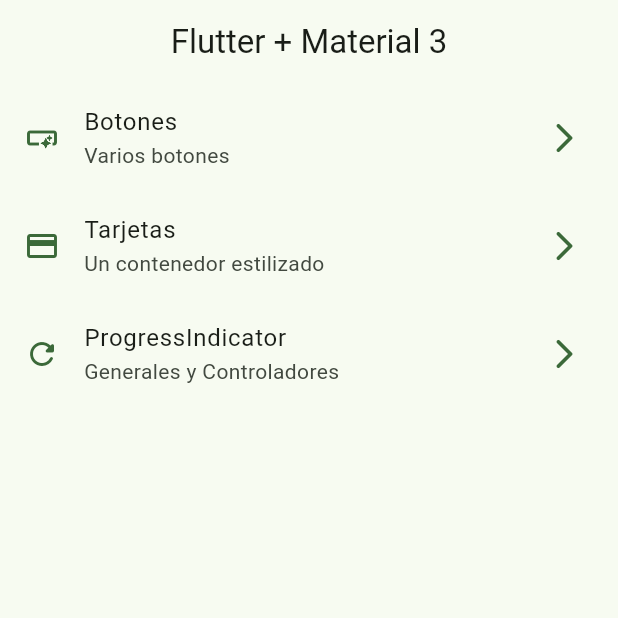
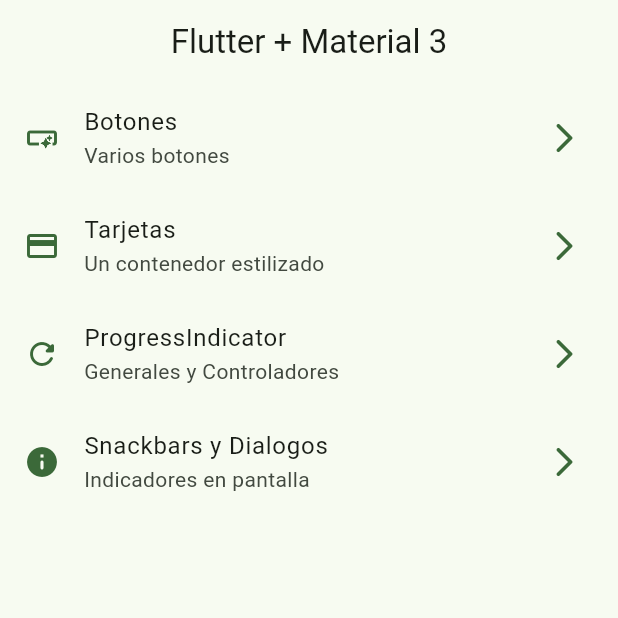
Before and after one commit to KvinBaron/widgestapp, a Flutter app: the screen it shows after launch, on a phone screen of 412 x 824 dp, the top half of it. Run offline on Flutter 3.47's test engine with Material 2 defaults, Android fonts, the phone set to English and light mode, and no system bars; our stand-ins replace go_router; missing offline and left inert: dart:html.

Commit message:
agregado el snackbar

```diff
--- a/lib/config/menu/menu_item.dart
+++ b/lib/config/menu/menu_item.dart
@@ -42,5 +42,11 @@
    link: "/progress",
    icon: Icons.refresh_rounded
    ),
+   MenuItem(
+  tittle:"Snackbars y Dialogos ",
+   subTittle: "Indicadores en pantalla",
+   link: "/snackbars",
+   icon: Icons.info_rounded
+   ),
 
 ];
--- a/lib/config/router/app_router.dart
+++ b/lib/config/router/app_router.dart
@@ -29,6 +29,10 @@
         path: '/progress',
         name: ProgressScreen.name,
         builder: (context, state) => const ProgressScreen(),
+      ),GoRoute(
+        path: '/snackbars',
+        name: SnackbarScreen.name,
+        builder: (context, state) => const SnackbarScreen(),
       ),
   ],
 );
--- a/lib/presentation/screens/screens.dart
+++ b/lib/presentation/screens/screens.dart
@@ -5,7 +5,7 @@
 export 'package:widgestapp/presentation/screens/infinite_scroll/infinite_scroll_screen.dart';
 export 'package:widgestapp/presentation/screens/ui_controls/ui_controls_screen.dart';
 export 'package:widgestapp/presentation/screens/progress/progress_screen.dart';
-export 'package:widgestapp/presentation/screens/snackbar/smackbar_screen.dart';
+export 'package:widgestapp/presentation/screens/snackbar/snackbar_screen.dart';
 export  'package:widgestapp/presentation/screens/cards/cards_screen.dart';
 export  'package:widgestapp/presentation/screens/home/home_screen.dart';
 export  'package:widgestapp/presentation/screens/buttons/buttons_screen.dart';
```
Also changed, not shown: lib/presentation/screens/snackbar/smackbar_screen.dart (deleted, +0 -13 lines), lib/presentation/screens/snackbar/snackbar_screen.dart (added, +38 -0 lines).
